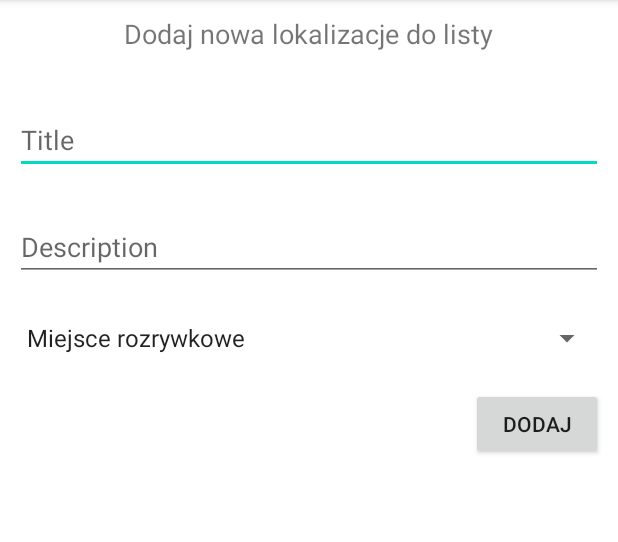
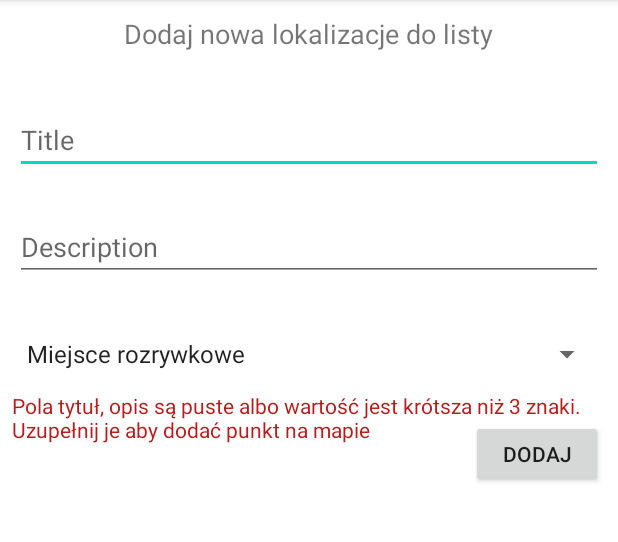
Before and after one commit to jakubjereczek/android-app-saveplaceonmap, an Android app: the MapAddLocationActivity screen opened directly, with no data from a screen before it, after a tap on "DODAJ", on a phone screen of 412 x 824 dp, the part 84-626 px from its top. Run offline under Robolectric (Android 15) with nearby library versions, the phone set to English and light mode, and no system bars; 2 statements that could not run were skipped.

Commit message:
improve categories, add location form validation

```diff
--- a/app/src/main/java/pl/edu/ug/saveplaceonmap/activities/MapAddLocationActivity.java
+++ b/app/src/main/java/pl/edu/ug/saveplaceonmap/activities/MapAddLocationActivity.java
@@ -13,6 +13,7 @@ import android.widget.AutoCompleteTextView;
 import android.widget.Button;
 import android.widget.EditText;
 import android.widget.Spinner;
+import android.widget.TextView;
 
 import com.google.gson.GsonBuilder;
 
@@ -26,12 +27,13 @@ public class MapAddLocationActivity extends AppCompatActivity {
     EditText description;
     Spinner category;
     Button button;
+    TextView errorMessage;
 
     float x, y;
 
     String selectedCategory = null;
 
-    private String[] categories = new String[] { Category.FUN.getDescription(), Category.MY_FAVOURITE_PLACES.getDescription(), Category.HOME.getDescription() };
+    private String[] categories = new String[] { Category.FUN.getDescription(), Category.MY_FAVOURITE_PLACES.getDescription(), Category.HOME.getDescription(), Category.GROCERIES.getDescription(), Category.RESTAURANTS.getDescription(), Category.PLACES.getDescription()};
 
     @Override
     protected void onCreate(Bundle savedInstanceState) {
@@ -43,6 +45,7 @@ public class MapAddLocationActivity extends AppCompatActivity {
         title = findViewById(R.id.titleET);
         description = findViewById(R.id.descriptionET);
         category = findViewById(R.id.categorySpinner);
+        errorMessage = findViewById(R.id.errorMessageTV);
         ArrayAdapter<String> adapter = new ArrayAdapter<String>(this,
                 android.R.layout.simple_spinner_item, categories);
         category.setAdapter(adapter);
@@ -55,12 +58,9 @@ public class MapAddLocationActivity extends AppCompatActivity {
 
             @Override
             public void onNothingSelected(AdapterView<?> parent) {
-                // do uzupelnienia
-                selectedCategory = categories[0];
             }
 
         });
-
         button = findViewById(R.id.button);
     }
 
@@ -68,11 +68,8 @@ public class MapAddLocationActivity extends AppCompatActivity {
     public void addHandler(View view) {
         String titleString = title.getText().toString(),
                 descriptionString = description.getText().toString();
-        Log.i("dane", titleString + "" +descriptionString);
-        Log.i("dane", selectedCategory.toString());
-
+        errorMessage.setText("");
         if (!titleString.isEmpty() && !descriptionString.isEmpty() && !selectedCategory.isEmpty()) {
-            Log.i("dane", "yest");
             Category category = Category.findByDescription(selectedCategory);
             Location location = new Location(x,y,titleString,descriptionString, category);
 
@@ -86,9 +83,40 @@ public class MapAddLocationActivity extends AppCompatActivity {
             startActivity(i);
 
         }else {
-            Log.i("dane", "not");
-
-            // komunikat o niepoprawnych danych
+            // Wiadomość o niepoprawnym formularzu
+            int incorrectFields = 0;
+            String[] fields = new String[3];
+            if (titleString.isEmpty() || titleString.length() < 3) {
+                fields[0] = "tytuł";
+                incorrectFields++;
+            }
+            if (descriptionString.isEmpty() || descriptionString.length() < 3) {
+                fields[1] = "opis";
+                incorrectFields++;
+            }
+            if (selectedCategory.isEmpty() || selectedCategory.length() < 3) {
+                fields[2] = "kategoria";
+                incorrectFields++;
+            }
+            String errorMessageBuilder = "";
+            if (incorrectFields > 1) {
+                errorMessageBuilder = "Pola";
+            }else{
+                errorMessageBuilder = "Pole";
+            }
+            for (int i = 0; i<fields.length; i++) {
+                if (fields[i] != "" && fields[i] != null) {
+                    errorMessageBuilder += " "+fields[i];
+                    if (i<(incorrectFields - 1))
+                        errorMessageBuilder += ",";
+                }
+            }
+            if (incorrectFields > 1) {
+                errorMessageBuilder += " są puste albo wartość jest krótsza niż 3 znaki. Uzupełnij je aby dodać punkt na mapie";
+            }else{
+                errorMessageBuilder += " jest puste albo wartość jest krótsza niz 3 znaki. Uzupełnij pole aby dodać punkt na mapie";
+            }
+            errorMessage.setText(errorMessageBuilder);
         }
 
     }
--- a/app/src/main/java/pl/edu/ug/saveplaceonmap/models/Category.java
+++ b/app/src/main/java/pl/edu/ug/saveplaceonmap/models/Category.java
@@ -5,7 +5,10 @@ import pl.edu.ug.saveplaceonmap.utils.Consts;
 public enum Category {
     FUN(""+ Consts.FUN_DESCRIBE),
     MY_FAVOURITE_PLACES(""+Consts.MY_FAVOURITE_PLACES_DESCRIBE),
-    HOME(""+Consts.HOME_DESCRIBE);
+    HOME(""+Consts.HOME_DESCRIBE),
+    GROCERIES(""+ Consts.GROCERIES_DESCRIBE),
+    RESTAURANTS(""+Consts.RESTAURANTS_DESCRIBE),
+    PLACES(""+Consts.PLACES_DESCRIBE);
 
     private String description;
 
@@ -25,6 +28,12 @@ public enum Category {
                 return MY_FAVOURITE_PLACES;
             case Consts.HOME_DESCRIBE:
                 return HOME;
+            case Consts.GROCERIES_DESCRIBE:
+                return GROCERIES;
+            case Consts.RESTAURANTS_DESCRIBE:
+                return RESTAURANTS;
+            case Consts.PLACES_DESCRIBE:
+                return PLACES;
         }
         return null;
     }
--- a/app/src/main/java/pl/edu/ug/saveplaceonmap/utils/Consts.java
+++ b/app/src/main/java/pl/edu/ug/saveplaceonmap/utils/Consts.java
@@ -3,6 +3,11 @@ package pl.edu.ug.saveplaceonmap.utils;
 public final class Consts {
 
     public static final String FUN_DESCRIBE = "Miejsce rozrywkowe";
-    public static final String MY_FAVOURITE_PLACES_DESCRIBE = "Jedno z moich ulubionych miejsc";
+    public static final String MY_FAVOURITE_PLACES_DESCRIBE = "Ulubione miejsca";
     public static final String HOME_DESCRIBE = "Dom";
+    public static final String GROCERIES_DESCRIBE = "Sklepy, obiekty handlowe";
+    public static final String RESTAURANTS_DESCRIBE = "Restauracje, bary";
+    public static final String PLACES_DESCRIBE = "Miejsca na wyjścia";
+
+
 }
--- a/app/src/main/res/layout/activity_map_add_location.xml
+++ b/app/src/main/res/layout/activity_map_add_location.xml
@@ -1,8 +1,7 @@
 <?xml version="1.0" encoding="utf-8"?>
-<androidx.constraintlayout.widget.ConstraintLayout
-    xmlns:android="http://schemas.android.com/apk/res/android"
+<androidx.constraintlayout.widget.ConstraintLayout xmlns:android="http://schemas.android.com/apk/res/android"
+    xmlns:app="http://schemas.android.com/apk/res-auto"
     xmlns:tools="http://schemas.android.com/tools"
-    xmlns:app="http://schemas.android.com/apk/res-auto"
     android:layout_width="match_parent"
     android:layout_height="match_parent"
     tools:context=".activities.MapAddLocationActivity">
@@ -32,7 +31,7 @@
         <EditText
             android:id="@+id/titleET"
             android:layout_width="0dp"
-            android:layout_height="wrap_content"
+            android:layout_height="45dp"
             android:layout_marginStart="10dp"
             android:layout_marginTop="36dp"
             android:layout_marginEnd="10dp"
@@ -46,7 +45,7 @@
         <EditText
             android:id="@+id/descriptionET"
             android:layout_width="0dp"
-            android:layout_height="wrap_content"
+            android:layout_height="45dp"
             android:layout_marginStart="10dp"
             android:layout_marginTop="26dp"
             android:layout_marginEnd="10dp"
@@ -61,7 +60,7 @@
         <Spinner
             android:id="@+id/categorySpinner"
             android:layout_width="0dp"
-            android:layout_height="wrap_content"
+            android:layout_height="45dp"
             android:layout_marginStart="10dp"
             android:layout_marginTop="26dp"
             android:layout_marginEnd="10dp"
@@ -73,12 +72,23 @@
         <Button
             android:id="@+id/button"
             android:layout_width="wrap_content"
-            android:layout_height="wrap_content"
+            android:layout_height="45dp"
             android:layout_marginTop="21dp"
             android:layout_marginEnd="10dp"
             android:onClick="addHandler"
             android:text="@string/addBtn"
             app:layout_constraintEnd_toEndOf="parent"
             app:layout_constraintTop_toBottomOf="@+id/categorySpinner" />
+
+        <TextView
+            android:id="@+id/errorMessageTV"
+            android:layout_width="0dp"
+            android:layout_height="wrap_content"
+            android:layout_marginStart="8dp"
+            android:layout_marginTop="2dp"
+            android:textColor="#B71C1C"
+            app:layout_constraintEnd_toEndOf="parent"
+            app:layout_constraintStart_toStartOf="parent"
+            app:layout_constraintTop_toBottomOf="@+id/categorySpinner" />
     </androidx.constraintlayout.widget.ConstraintLayout>
 </androidx.constraintlayout.widget.ConstraintLayout>
```
